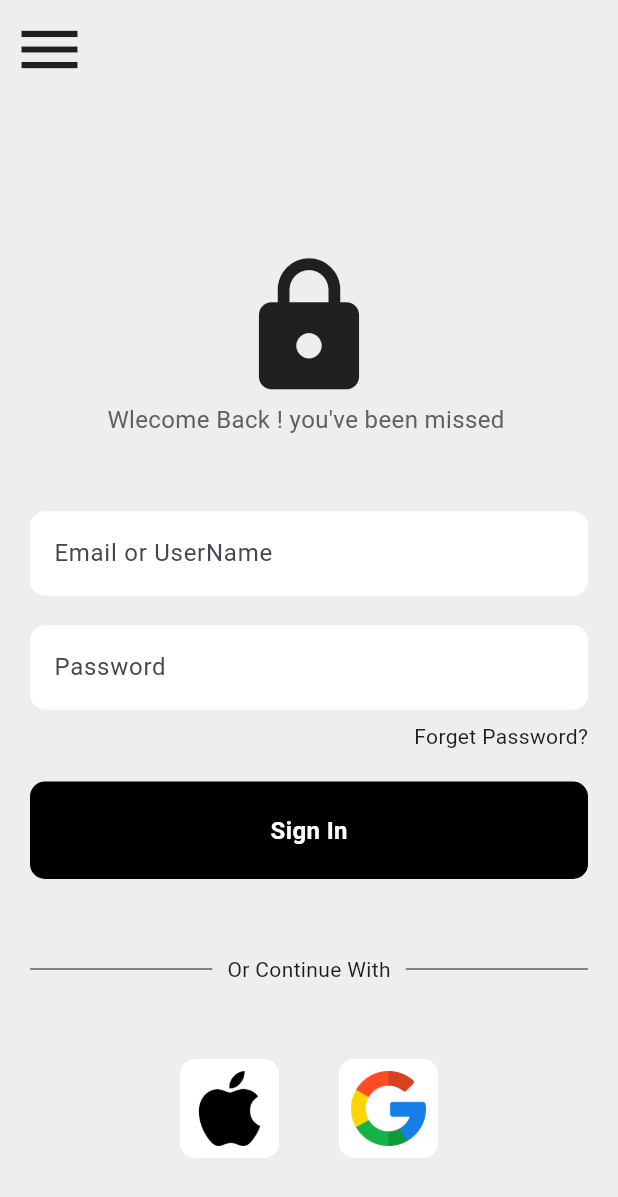
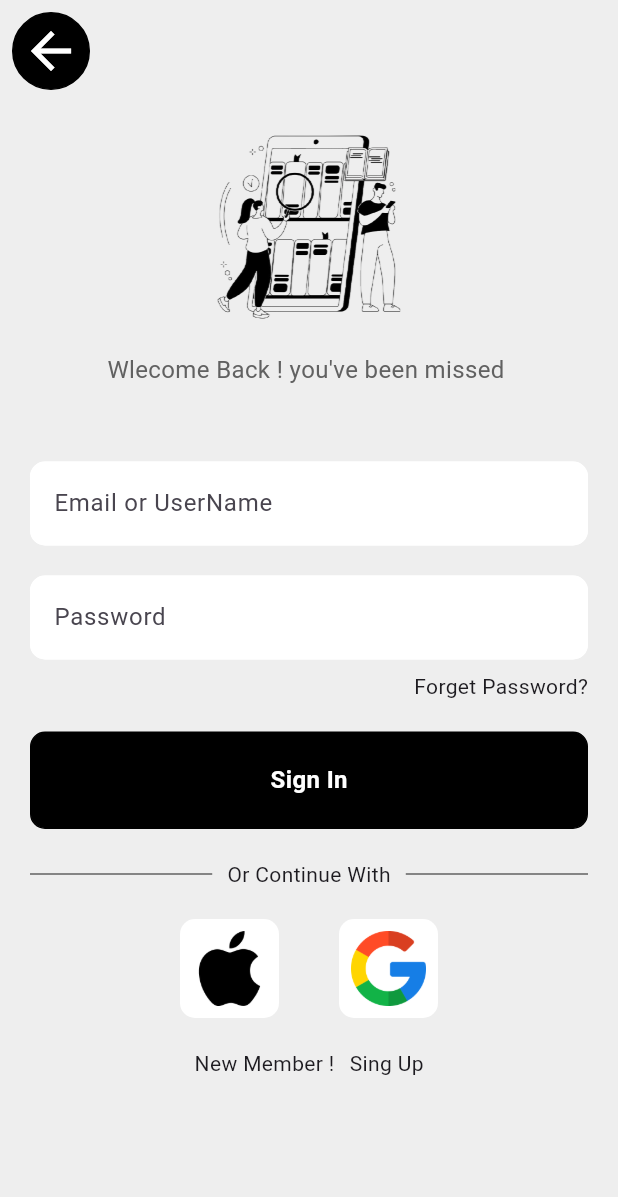
Before and after one commit to ELHORMOSTAPHA/login_page_flutter, a Flutter app: the screen it shows after launch, on a phone screen of 412 x 824 dp. Shown: the top 1197 px of the screen. Run offline on Flutter 3.47's test engine with Material 3 defaults, Android fonts, the phone set to English and light mode, and no system bars.

Commit message:
add vlidation and logo

```diff
--- a/lib/components/InputField.dart
+++ b/lib/components/InputField.dart
@@ -15,6 +15,12 @@ class Inputfield extends StatelessWidget {
     return Padding(
       padding: const EdgeInsets.symmetric(horizontal: 20),
       child: TextFormField(
+        // autovalidateMode:,
+        validator: (value) {
+          if (value!.length < 5) {
+            return "this field is required";
+          }
+        },
         controller: controller,
         obscureText: obscureText,
         decoration: InputDecoration(
@@ -22,6 +28,10 @@ class Inputfield extends StatelessWidget {
           border: OutlineInputBorder(),
           filled: true,
           fillColor: Colors.white,
+          errorBorder: OutlineInputBorder(
+            borderSide: BorderSide(color: Colors.red[900]!),
+            borderRadius: BorderRadius.circular(10),
+          ),
           enabledBorder: OutlineInputBorder(
             borderSide: BorderSide(color: Colors.white),
             borderRadius: BorderRadius.circular(10),
--- a/lib/components/button.dart
+++ b/lib/components/button.dart
@@ -5,12 +5,22 @@ const theme = {"dark", "light", "danger", "success"};
 class Button extends StatelessWidget {
   final String theme;
   final String title;
-  Button({super.key, required this.theme, required this.title});
+  final VoidCallback onPressed;
+
+  Button({
+    super.key,
+    required this.theme,
+    required this.title,
+    required this.onPressed,
+  });
   @override
   Widget build(BuildContext context) {
     return Padding(
       padding: const EdgeInsets.symmetric(horizontal: 20),
       child: GestureDetector(
+        onTap: () {
+          onPressed();
+        },
         child: Container(
           padding: EdgeInsets.all(20),
           decoration: BoxDecoration(
--- a/lib/pages/login.dart
+++ b/lib/pages/login.dart
@@ -5,6 +5,8 @@ import 'package:login_page_1/components/squareButton.dart';
 
 class Login extends StatelessWidget {
   final userNameController = TextEditingController();
+  final passwordController = TextEditingController();
+  final formKey = GlobalKey<FormState>();
   Login({super.key});
   @override
   Widget build(BuildContext context) {
@@ -16,23 +18,49 @@ class Login extends StatelessWidget {
             children: [
               Padding(
                 padding: const EdgeInsets.all(8),
-                child: Row(children: [Icon(Icons.menu, size: 50)]),
+                child: Row(
+                  children: [
+                    GestureDetector(
+                      onTap: () {
+                        print("click back up");
+                      },
+                      child: Container(
+                        padding: EdgeInsets.all(5),
+                        decoration: BoxDecoration(
+                          color: Colors.black,
+                          border: Border.all(),
+                          borderRadius: BorderRadius.circular(50),
+                        ),
+                        child: Icon(
+                          Icons.arrow_back,
+                          size: 40,
+                          color: Colors.white,
+                        ),
+                      ),
+                    ),
+                  ],
+                ),
               ),
               Expanded(
                 child: Column(
                   // crossAxisAlignment: CrossAxisAlignment.center,
-                  mainAxisAlignment: MainAxisAlignment.center,
+                  // mainAxisAlignment: MainAxisAlignment.center,
                   children: [
-                    SizedBox(height: 50),
+                    // SizedBox(height: 50),
                     //logo
-                    Icon(Icons.lock, size: 100),
+                    // Icon(Icons.lock, size: 100),
+                    Image.asset("assets/images/login_anime.png", scale: 3),
                     //welcome back
                     Text(
                       "Wlecome Back ! you've been missed ",
                       style: TextStyle(color: Colors.grey[700], fontSize: 16),
                     ),
                     SizedBox(height: 50),
-                    //textfield username
+                    Form(
+                      autovalidateMode: AutovalidateMode.onUnfocus,
+                      key: formKey,
+                      child: Column(
+                        children: [
                           Inputfield(
                             obscureText: false,
                             controller: userNameController,
@@ -42,9 +70,14 @@ class Login extends StatelessWidget {
                           //textfield password
                           Inputfield(
                             obscureText: false,
-                      controller: userNameController,
+                            controller: passwordController,
                             hintText: "Password",
                           ),
+                        ],
+                      ),
+                    ),
+
+                    //textfield username
                     SizedBox(height: 8),
                     //forget password
                     Padding(
@@ -56,9 +89,19 @@ class Login extends StatelessWidget {
                     ),
                     //sing in button
                     SizedBox(height: 20),
-                    Button(theme: "dark", title: "Sing In"),
+                    Button(
+                      theme: "dark",
+                      title: "Sing In",
+                      onPressed: () {
+                        if (formKey.currentState!.validate()) {
+                          print("this form is valid");
+                        } else {
+                          print("this form is not valide");
+                        }
+                      },
+                    ),
                     //----or----
-                    SizedBox(height: 50),
+                    SizedBox(height: 20),
                     Padding(
                       padding: const EdgeInsets.symmetric(horizontal: 20),
                       child: Row(
@@ -71,16 +114,22 @@ class Login extends StatelessWidget {
                       ),
                     ),
                     //buttons apple google
-                    SizedBox(height: 50),
+                    SizedBox(height: 20),
                     Row(
                       mainAxisAlignment: MainAxisAlignment.center,
                       spacing: 40,
                       children: [
-                        Squarebutton(image: "lib/images/apple.png"),
-                        Squarebutton(image: "lib/images/google.png"),
+                        Squarebutton(image: "assets/images/apple.png"),
+                        Squarebutton(image: "assets/images/google.png"),
                       ],
                     ),
                     //new membere register now
+                    SizedBox(height: 20),
+                    Row(
+                      spacing: 10,
+                      mainAxisAlignment: MainAxisAlignment.center,
+                      children: [Text("New Member !"), Text("Sing Up")],
+                    ),
                   ],
                 ),
               ),
--- a/pubspec.yaml
+++ b/pubspec.yaml
@@ -59,7 +59,7 @@ flutter:
 
   # To add assets to your application, add an assets section, like this:
   assets:
-    - lib/images/
+    - assets/images/
   #   - images/a_dot_ham.jpeg
 
   # An image asset can refer to one or more resolution-specific "variants", see
```
Also changed, not shown: assets/images/apple.png (renamed from lib/images/apple.png), assets/images/google.png (renamed from lib/images/google.png), assets/images/login_anime.png (added), demo_login_page.png (deleted), login_page_demo.png (added). Lines whose indentation alone changed are shown as unchanged.
